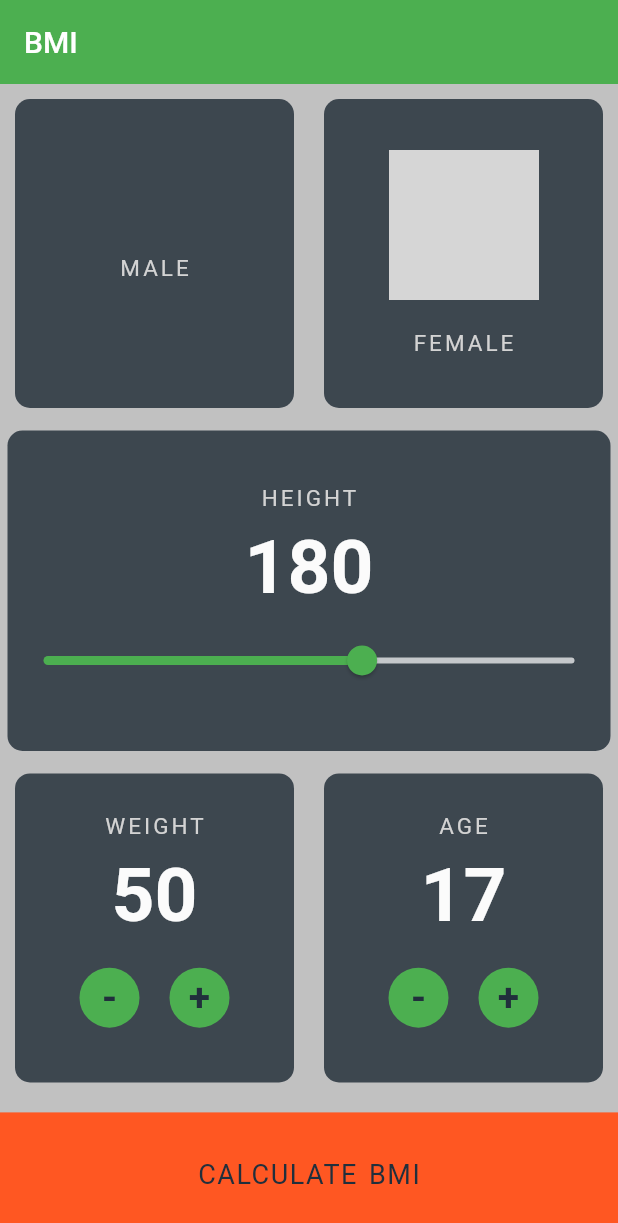
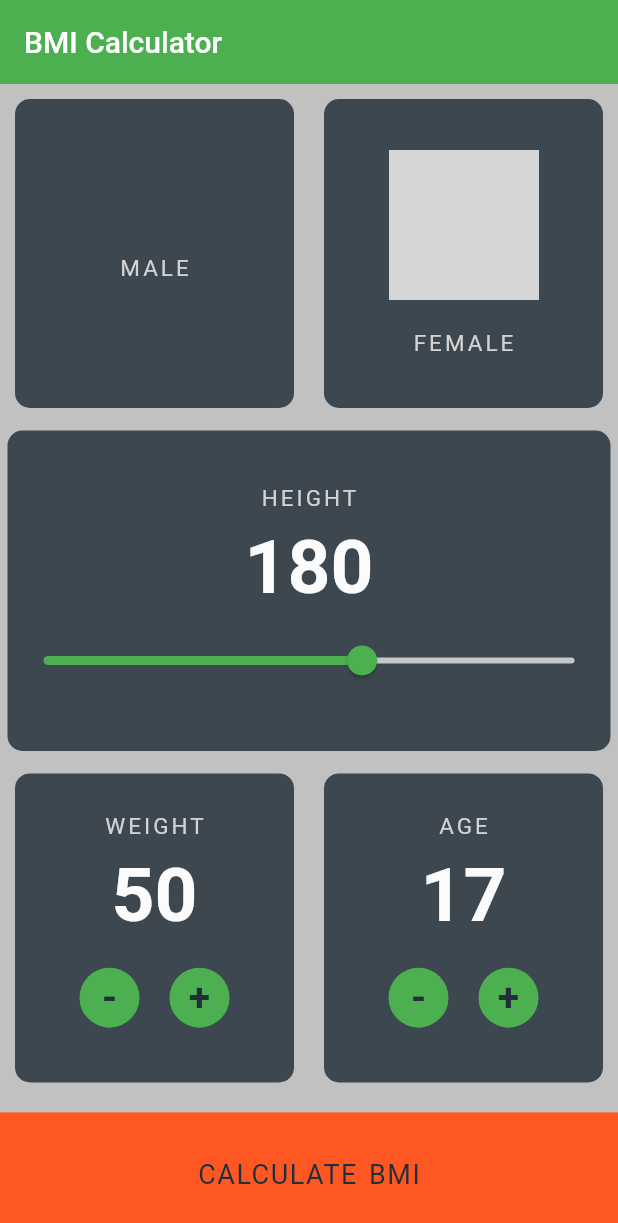
Before and after one commit to Faisalvlog/new_bmi_calculator_assignment, a Flutter app: the screen it shows after launch, on a phone screen of 412 x 824 dp. Shown: the top 1223 px of the screen. Run offline on Flutter 3.47's test engine with Material 2 defaults, Android fonts, the phone set to English and light mode, and no system bars; grey boxes are pictures that could not be loaded.

Commit message:
test again

```diff
--- a/lib/bmipage.dart
+++ b/lib/bmipage.dart
@@ -52,7 +52,7 @@ class _BmiPageState extends State<BmiPage> {
       child: Column(
         children: <Widget>[
           AppBar(
-            title: Text("BMI "),
+            title: Text("BMI Calculator"),
             elevation: 0,
             backgroundColor: Colors.green,
 
```
